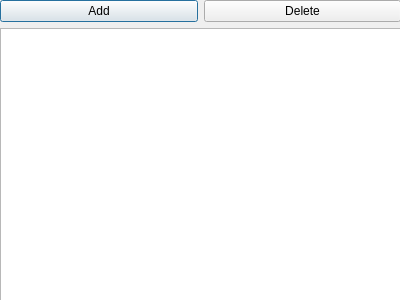
The window that src/gui/src/SoundLibrary/SoundLibraryRepositoryDialog_UI.ui (hydrogen-music/hydrogen) describes before a commit, drawn with Qt 5.
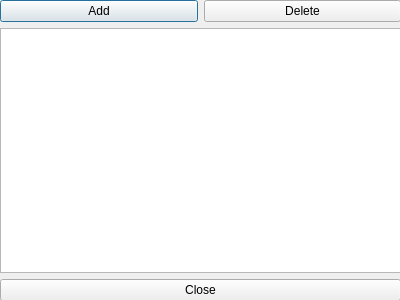
The same window after the commit.

Commit message: Fix for #886: Add close button to soundlibrary repository dialog

The edit to the form file:
```diff
--- a/src/gui/src/SoundLibrary/SoundLibraryRepositoryDialog_UI.ui
+++ b/src/gui/src/SoundLibrary/SoundLibraryRepositoryDialog_UI.ui
@@ -41,7 +41,14 @@
      </layout>
     </item>
     <item>
-     <widget class="QListWidget" name="ServerListWidget" />
+     <widget class="QListWidget" name="ServerListWidget"/>
+    </item>
+    <item>
+     <widget class="QPushButton" name="CloseBtn">
+      <property name="text">
+       <string>Close</string>
+      </property>
+     </widget>
     </item>
    </layout>
   </widget>
```
Left out of the diff: 25 changed lines with no effect on the pictures. The commit also changes 2 other files.
